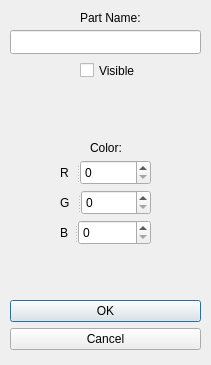
Above: worksheet6/QTproject/optiondialog.ui from ABokanan/2025_eeyab13 before the change. Below: the same form after it.
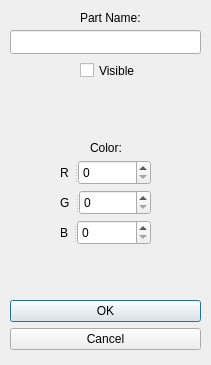
That is the form after the change.

Commit message: color change range fix

```diff
--- a/worksheet6/QTproject/optiondialog.ui
+++ b/worksheet6/QTproject/optiondialog.ui
@@ -95,7 +95,11 @@
      <string>R</string>
     </property>
    </widget>
-   <widget class="QSpinBox" name="spinBoxR"/>
+   <widget class="QSpinBox" name="spinBoxR">
+    <property name="maximum">
+     <number>255</number>
+    </property>
+   </widget>
   </widget>
   <widget class="QSplitter" name="splitter_2">
    <property name="geometry">
@@ -114,7 +118,11 @@
      <string>G</string>
     </property>
    </widget>
-   <widget class="QSpinBox" name="spinBoxG"/>
+   <widget class="QSpinBox" name="spinBoxG">
+    <property name="maximum">
+     <number>255</number>
+    </property>
+   </widget>
   </widget>
   <widget class="QSplitter" name="splitter_3">
    <property name="geometry">
@@ -133,7 +141,11 @@
      <string>B</string>
     </property>
    </widget>
-   <widget class="QSpinBox" name="spinBoxB"/>
+   <widget class="QSpinBox" name="spinBoxB">
+    <property name="maximum">
+     <number>255</number>
+    </property>
+   </widget>
   </widget>
   <zorder>splitter</zorder>
   <zorder>splitter_2</zorder>
```
